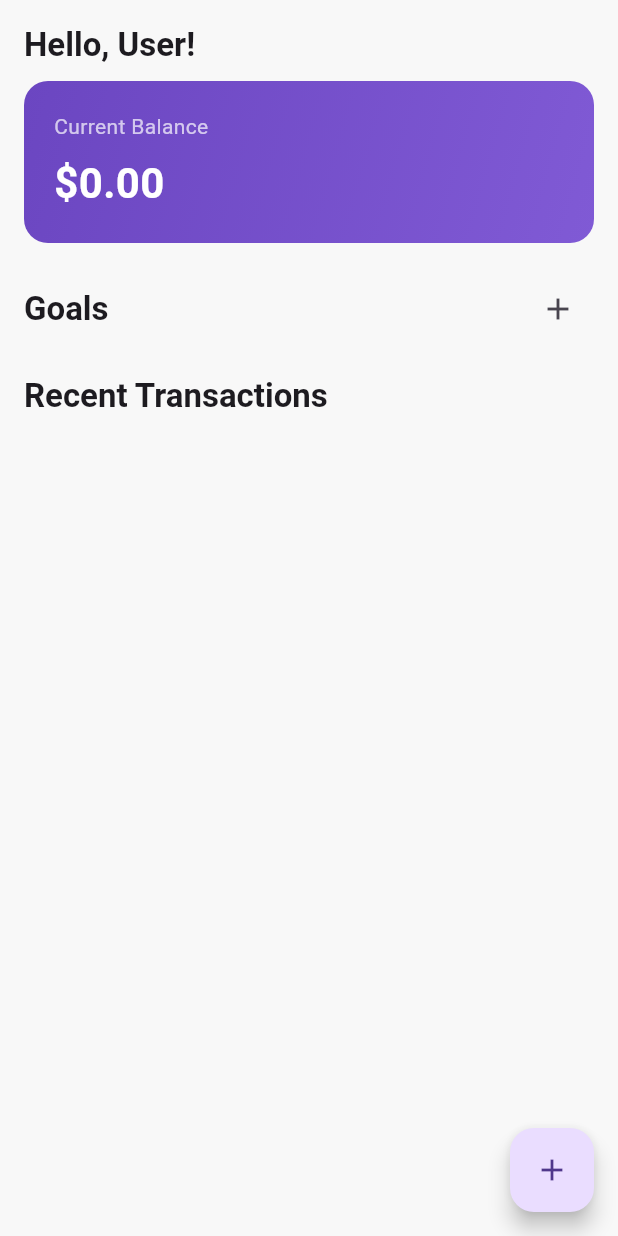
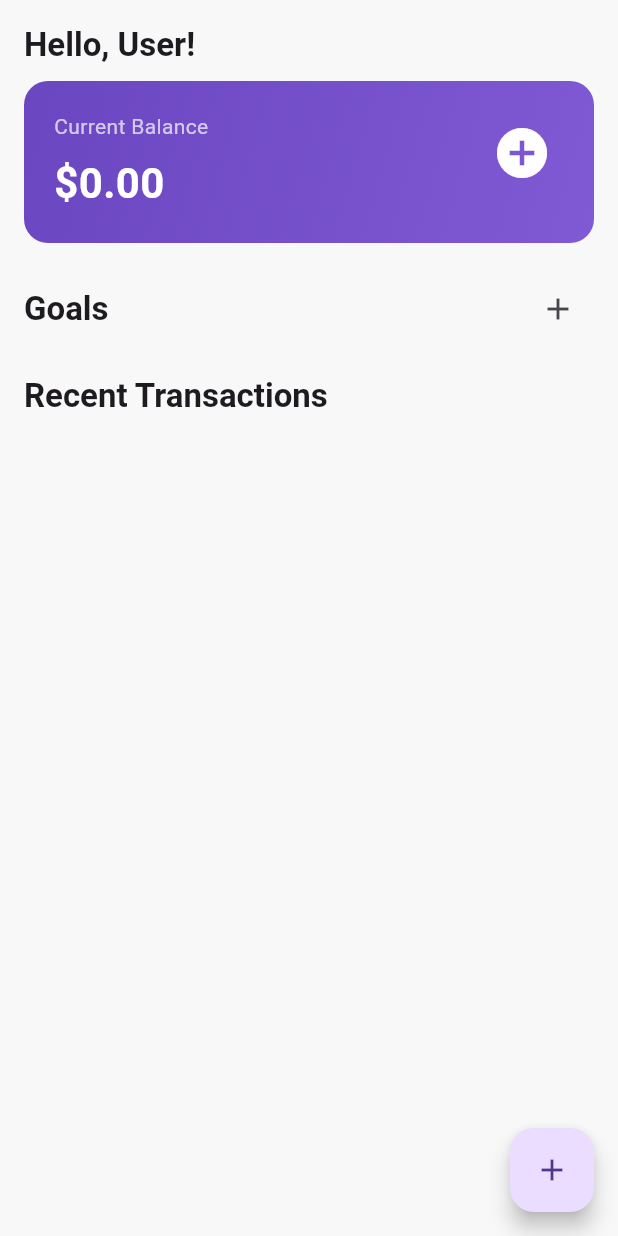
Before and after one commit to swangai7178/savings_app, a Flutter app: the DashboardPage screen opened by its route, after a tap on the "add" icon, on a phone screen of 412 x 824 dp. Run offline on Flutter 3.47's test engine with Material 3 defaults, Android fonts, the phone set to English and light mode, and no system bars; our stand-ins replace hive, hive_flutter; accounts and stored records are empty.

Commit message:
update on the dashboard

```diff
--- a/lib/models/goalmodel.dart
+++ b/lib/models/goalmodel.dart
@@ -1,14 +1,14 @@
-// lib/models/goalmodel.dart
 import 'package:hive/hive.dart';
+part 'goalmodel.g.dart'; // ✅ correct part directive
 
-part 'goalmodel.g.dart';
-
-@HiveType(typeId: 1)
+@HiveType(typeId: 3) // give each model a unique typeId
 class GoalModel extends HiveObject {
   @HiveField(0)
-  String name;           // ✅ Add this
+  String name;
+
   @HiveField(1)
-  double targetAmount;   // ✅ maybe you already had this
+  double targetAmount;
+
   @HiveField(2)
   double savedAmount;
 
--- a/lib/models/transactionmodel.dart
+++ b/lib/models/transactionmodel.dart
@@ -1,9 +1,7 @@
-// lib/models/transactionmodel.dart
 import 'package:hive/hive.dart';
-
 part 'transactionmodel.g.dart';
 
-@HiveType(typeId: 2)
+@HiveType(typeId: 4) // different from GoalModel
 class TransactionModel extends HiveObject {
   @HiveField(0)
   String title;
@@ -15,7 +13,7 @@ class TransactionModel extends HiveObject {
   DateTime date;
 
   @HiveField(3)
-  bool isExpense; // ✅ Add this
+  bool isExpense;
 
   TransactionModel({
     required this.title,
--- a/lib/screens/dashboard_screen.dart
+++ b/lib/screens/dashboard_screen.dart
@@ -1,5 +1,7 @@
 import 'package:flutter/material.dart';
+import 'package:hive_flutter/hive_flutter.dart';
 import 'package:my_saver/models/goalmodel.dart';
+import 'package:my_saver/models/period_model.dart';
 import 'package:my_saver/models/transactionmodel.dart';
 import 'package:my_saver/service/hive_service.dart';
 
@@ -22,23 +24,40 @@ class _DashboardPageState extends State<DashboardPage> {
   }
 
   Future<void> _loadData() async {
-    final bal = await HiveService.getBalance();
+  final period = await HiveService.getCurrentPeriod();
   final txns = await HiveService.getTransactions();
   final g = await HiveService.getGoals();
   setState(() {
-      balance = bal;
+    balance = period?.startingAmount ?? 0.0;
     transactions = txns;
     goals = g;
   });
 }
 
   Future<void> _addSavingToGoal(int index, double amount) async {
-    if (balance >= amount) {
-      // deduct from balance
-      balance -= amount;
-      await HiveService.setBalance(balance);
+  // get current period
+  final period = await HiveService.getCurrentPeriod();
+  if (period == null) {
+    ScaffoldMessenger.of(context).showSnackBar(
+      const SnackBar(content: Text('No active period found')),
+    );
+    return;
+  }
 
-      // update goal
+  // pick a "balance" from period (for example startingAmount - totalSpent - savings)
+  double availableBalance = period.startingAmount - period.totalSpent - period.savings;
+
+  if (availableBalance >= amount) {
+    // update period savings
+    period.savings += amount;
+
+    // update the Hive box for period
+    final box = await Hive.openBox<PeriodModel>('periods');
+    // assuming current period is the last one
+    final currentIndex = box.length - 1;
+    await box.putAt(currentIndex, period);
+
+    // update goal savedAmount
     final goal = goals[index];
     goal.savedAmount += amount;
     await HiveService.updateGoal(index, goal);
@@ -50,6 +69,8 @@ class _DashboardPageState extends State<DashboardPage> {
       date: DateTime.now(),
       isExpense: true,
     ));
+
+    // refresh UI
     _loadData();
   } else {
     ScaffoldMessenger.of(context).showSnackBar(
@@ -89,6 +110,11 @@ class _DashboardPageState extends State<DashboardPage> {
     ),
     borderRadius: BorderRadius.circular(16),
   ),
+  child: Row(
+    crossAxisAlignment: CrossAxisAlignment.start,
+    children: [
+      // Left side: Balance text
+      Expanded(
         child: Column(
           crossAxisAlignment: CrossAxisAlignment.start,
           children: [
@@ -108,6 +134,27 @@ class _DashboardPageState extends State<DashboardPage> {
           ],
         ),
       ),
+      // Right side: Big + button
+     IconButton(
+  iconSize: 40,
+  color: Colors.white,
+  icon: const Icon(Icons.add_circle),
+  onPressed: () async {
+    // wait for the NewPeriodScreen to finish
+    await Navigator.pushNamed(context, '/newPeriod');
+
+    // then reload your data and rebuild
+    setState(() {
+      // if you have a method like _loadData() use it here:
+       _loadData();
+      // or re-fetch the balance/goals etc
+    });
+  },
+),
+    ],
+  ),
+),
+
 
               const SizedBox(height: 20),
 
@@ -185,7 +232,7 @@ class _DashboardPageState extends State<DashboardPage> {
                     ),
                     title: Text(t.title),
                     subtitle:
-                        Text('${t.date.toLocal().toString().substring(0, 16)}'),
+                        Text(t.date.toLocal().toString().substring(0, 16)),
                     trailing: Text(
                       (t.isExpense ? '-' : '+') +
                           t.amount.toStringAsFixed(2),
--- a/lib/service/hive_service.dart
+++ b/lib/service/hive_service.dart
@@ -1,21 +1,28 @@
 import 'package:hive/hive.dart';
 import 'package:my_saver/models/goalmodel.dart';
 import 'package:my_saver/models/transactionmodel.dart';
-
+import 'package:my_saver/models/period_model.dart';
 
 class HiveService {
-  static const balanceKey = 'current_balance';
-
-  static Future<double> getBalance() async {
-    final box = await Hive.openBox('wallet');
-    return box.get(balanceKey, defaultValue: 0.0);
+  // PeriodModel box
+  static Future<PeriodModel?> getCurrentPeriod() async {
+    final box = await Hive.openBox<PeriodModel>('periods');
+    if (box.isEmpty) return null;
+    // you can pick the last added period as current:
+    return box.getAt(box.length - 1);
   }
 
-  static Future<void> setBalance(double amount) async {
-    final box = await Hive.openBox('wallet');
-    await box.put(balanceKey, amount);
+  static Future<void> addPeriod(PeriodModel period) async {
+    final box = await Hive.openBox<PeriodModel>('periods');
+    await box.add(period);
   }
 
+  static Future<void> updatePeriod(int index, PeriodModel period) async {
+    final box = await Hive.openBox<PeriodModel>('periods');
+    await box.putAt(index, period);
+  }
+
+  // Transactions
   static Future<void> addTransaction(TransactionModel t) async {
     final box = await Hive.openBox<TransactionModel>('transactions');
     await box.add(t);
@@ -26,6 +33,7 @@ class HiveService {
     return box.values.toList();
   }
 
+  // Goals
   static Future<void> addGoal(GoalModel goal) async {
     final box = await Hive.openBox<GoalModel>('goals');
     await box.add(goal);
```
Also changed, not shown: lib/models/goalmodel.g.dart, lib/models/transactionmodel.g.dart. Lines whose indentation alone changed are shown as unchanged.
